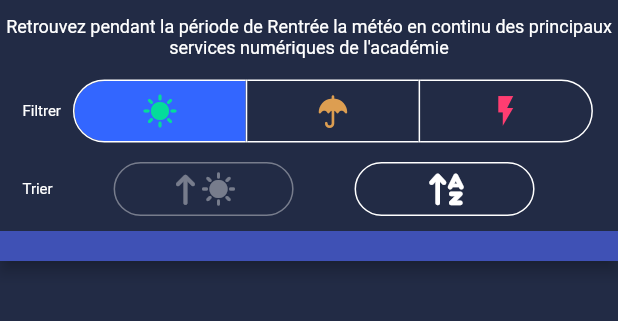
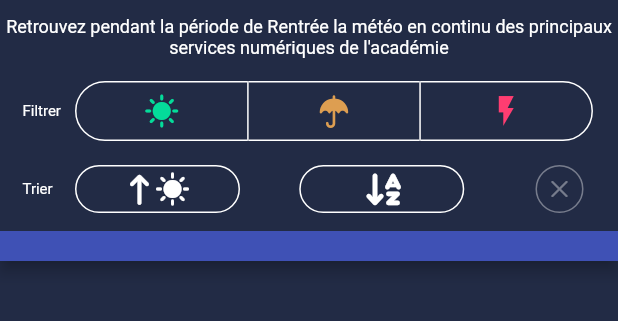
Before and after one commit to renaudstn/flutter_project, a Flutter app: the screen it shows after launch, after a tap on the "sunny" icon, on a phone screen of 412 x 824 dp, the part 90-411 px from its top. Run offline on Flutter 3.47's test engine with Material 2 defaults, Android fonts, the light colour scheme and no system bars; drawn by our look-alikes of liquid_pull_to_refresh; our stand-ins replace diacritic, firebase_core, firebase_messaging, flutter_html, flutter_local_notifications, font_awesome_flutter and 3 more; missing offline and left inert: markdown, markdown_widget; accounts and stored records are empty; network calls fail; project files that could hold a hidden picture were left out.

Commit message:
Clean code -- wip

```diff
--- a/lib/data/data_model.dart
+++ b/lib/data/data_model.dart
@@ -1,4 +1,4 @@
-class Service {
+class Service{
   late String id;
   late String libelle;
   late String description;
--- a/lib/presentation/screens/home.dart
+++ b/lib/presentation/screens/home.dart
@@ -14,8 +14,6 @@ import 'package:intl/date_symbol_data_local.dart';
 import 'package:intl/intl.dart';
 import 'package:liquid_pull_to_refresh/liquid_pull_to_refresh.dart';
 import 'package:markdown/markdown.dart' hide Text;
-
-// import 'package:markdown/markdown.dart';
 import 'package:meteo_du_numerique/domain/repository.dart';
 
 import '../../data/data_model.dart';
@@ -70,12 +68,9 @@ class _HomeState extends State<Home> with SingleTickerProviderStateMixin {
         // _servicesDisplay = filtered;
         _servicesDisplay = _services;
 
-        _servicesDisplay.sort((a, b) =>
-            removeDiacritics(a.libelle).compareTo(removeDiacritics(b.libelle)));
+        _servicesDisplay = sortAll(false);
 
-        _servicesDisplay.sort((a, b) =>
-            b.qualiteDeServiceId.compareTo(a.qualiteDeServiceId));
-        //todo
+        // todo
 
         lastUpdate = _services
             .map((e) => e.lastUpdate)
@@ -117,9 +112,36 @@ class _HomeState extends State<Home> with SingleTickerProviderStateMixin {
   }
 
   List<Service> filtered(int value) {
-    return _services
+    var filtered = _services
         .where((service) => service.qualiteDeServiceId == value)
         .toList();
+    filtered.sort((a, b) => removeDiacritics(a.libelle.toLowerCase())
+        .compareTo(removeDiacritics(b.libelle.toLowerCase())));
+    return filtered;
+  }
+
+  List<Service> sortAll(bool inverse) {
+    var critic1 =
+        _services.where((service) => service.qualiteDeServiceId == 1).toList();
+    critic1.sort((a, b) => removeDiacritics(a.libelle.toLowerCase())
+        .compareTo(removeDiacritics(b.libelle.toLowerCase())));
+    var critic2 =
+        _services.where((service) => service.qualiteDeServiceId == 2).toList();
+    critic2.sort((a, b) => removeDiacritics(a.libelle.toLowerCase())
+        .compareTo(removeDiacritics(b.libelle.toLowerCase())));
+    var critic3 =
+        _services.where((service) => service.qualiteDeServiceId == 3).toList();
+    critic3.sort((a, b) => removeDiacritics(a.libelle.toLowerCase())
+        .compareTo(removeDiacritics(b.libelle.toLowerCase())));
+    if (inverse) {
+      critic1.addAll(critic2);
+      critic1.addAll(critic3);
+      return critic1;
+    } else {
+      critic3.addAll(critic2);
+      critic3.addAll(critic1);
+      return critic3;
+    }
   }
 
   // DateTime lastUpdate = _services.reduce((value, element) => max(element.lastUpdate));
@@ -129,8 +151,6 @@ class _HomeState extends State<Home> with SingleTickerProviderStateMixin {
     Icon(CupertinoIcons.umbrella_fill, color: Color(0xffdd9e51)),
     Icon(Icons.flash_on, color: Color(0xffff3d71)),
   ];
-
-  final List<bool> _selectedState = <bool>[false, false, true];
 
   Color mColor = const Color(0xFF6200EE),
       mColor0 = const Color(0xFF6200EE),
@@ -155,8 +175,6 @@ class _HomeState extends State<Home> with SingleTickerProviderStateMixin {
 
   @override
   Widget build(BuildContext context) {
-    final ThemeData theme = Theme.of(context);
-
     return Scaffold(
       appBar: AppBar(
         titleSpacing: 0,
@@ -195,12 +213,27 @@ class _HomeState extends State<Home> with SingleTickerProviderStateMixin {
                     crossAxisAlignment: CrossAxisAlignment.center,
                     mainAxisAlignment: MainAxisAlignment.center,
                     children: [
-                      Text(
+                      GestureDetector(
+                        onTap: () {
+                          setState(() {
+                            _servicesDisplay = sortAll(false);
+                            isSelected = <bool>[false, false, false];
+                            disableSort = false;
+                            fav = false;
+                            fav2 = false;
+                            fav3 = false;
+                            fav4 = false;
+                          });
+
+                          _scrollUp();
+                        },
+                        child: Text(
                           'Météo du numérique',
                           style: GoogleFonts.aBeeZee(
                             fontSize: 24,
                             fontWeight: FontWeight.bold,
                             color: Colors.black,
+                          ),
                         ),
                       ),
                     ]),
@@ -258,11 +291,12 @@ class _HomeState extends State<Home> with SingleTickerProviderStateMixin {
           // ),
 
           Container(
+            width: MediaQuery.of(context).size.width,
             color: const Color(0xff222b45),
-            child: Padding(
-              padding: const EdgeInsets.only(bottom: 4.0, left: 15, right: 15),
-              child: Row(
-                mainAxisAlignment: MainAxisAlignment.center,
+            padding:
+                const EdgeInsets.only(right: 15.0, left: 15.0, bottom: 4.0),
+            child: Stack(
+              alignment: Alignment.centerLeft,
               children: [
                 const Padding(
                   padding: EdgeInsets.only(right: 8.0),
@@ -270,16 +304,14 @@ class _HomeState extends State<Home> with SingleTickerProviderStateMixin {
                       style: TextStyle(color: Colors.white, fontSize: 10)),
                 ),
                 // if (toggle == false)
-                  AnimatedContainer(
+                Padding(
+                  padding: const EdgeInsets.only(left: 35.0),
+                  child: AnimatedContainer(
                     duration: const Duration(milliseconds: 800),
-                    child: Expanded(
-                        flex: 1,
-                        // width: 450.0, // hardcoded for testing purpose
-                        // height: 50,
                     child: LayoutBuilder(builder: (context, constraints) {
                       return ToggleButtons(
                         constraints: BoxConstraints.expand(
-                                width: constraints.maxWidth / 3.05, height: 40),
+                            width: constraints.maxWidth / 3.05, height: 38),
                         //number 2 is number of toggle buttons
                         direction: Axis.horizontal,
                         // color: Colors.black.withOpacity(0.60),
@@ -291,8 +323,7 @@ class _HomeState extends State<Home> with SingleTickerProviderStateMixin {
                         // fillColor: mColor1.withOpacity(0.08),
                         fillColor: const Color(0xFF3366ff),
                         splashColor: Colors.grey.withOpacity(0.12),
-                            hoverColor:
-                                const Color(0xFF6200EE).withOpacity(0.04),
+                        hoverColor: const Color(0xFF6200EE).withOpacity(0.04),
                         borderRadius: BorderRadius.circular(30.0),
                         // constraints: BoxConstraints(minHeight: 36.0),
                         isSelected: isSelected,
@@ -323,67 +354,71 @@ class _HomeState extends State<Home> with SingleTickerProviderStateMixin {
 
                             if (_servicesDisplay.isNotEmpty &&
                                 _servicesDisplay.every((element) =>
-                                        element.qualiteDeServiceId ==
-                                        index + 1)) {
+                                    element.qualiteDeServiceId == index + 1)) {
                               isSelected = <bool>[false, false, false];
                               disableSort = false;
-                                  _servicesDisplay = _services;
-                                  _servicesDisplay.sort((a, b) => b
-                                      .qualiteDeServiceId
-                                      .compareTo(a.qualiteDeServiceId));
+                              _servicesDisplay = sortAll(false);
                             } else {
+                              var begin = _servicesDisplay.isEmpty;
+
+                              isSelected[index] = !isSelected[index];
+
                               _servicesDisplay = filtered(index + 1);
-                                  isSelected[index] = !isSelected[index];
+                              if (begin && _servicesDisplay.isEmpty) {
+                                isSelected = <bool>[false, false, false];
+                                disableSort = false;
+                                _servicesDisplay = sortAll(false);
+                              } else {
                                 disableSort = true;
                               }
-                                print(disableSort);
+                            }
+
                             _scrollUp();
                           });
                         },
                         children: icons,
                       );
-                        })),
+                    }),
                   ),
-                  // if (toggle==0) const Text('La météo du numérique'),
-                  // _searchBar(),
+                ),
               ],
-              ),
             ),
           ),
           Container(
             color: const Color(0xff222b45),
             padding:
                 const EdgeInsets.only(right: 15.0, left: 15.0, bottom: 4.0),
+            child: Stack(
+              alignment: Alignment.centerLeft,
+              children: [
+                const Padding(
+                  padding: EdgeInsets.only(right: 8.0),
+                  child: Text("Trier",
+                      style: TextStyle(color: Colors.white, fontSize: 10)),
+                ),
+                // const Spacer(),
+                Padding(
+                  padding: const EdgeInsets.only(left: 35.0),
                   child: Row(
                     children: [
-                const Text("Trier",
-                    style: TextStyle(color: Colors.white, fontSize: 10)),
-                const Spacer(),
                       OutlinedButton(
                           onPressed: () {
-                      print(disableSort);
                             if (!disableSort) {
-                        setState(() => fav3 = true);
                               setState(() => fav4 = false);
+                              setState(() => fav = false);
                               if (fav2) {
                                 setState(() => fav2 = false);
-                          _servicesDisplay.sort((a, b) =>
-                              removeDiacritics(a.libelle)
-                                  .compareTo(removeDiacritics(b.libelle)));
 
-                          _servicesDisplay.sort((a, b) => b
-                              .qualiteDeServiceId
-                              .compareTo(a.qualiteDeServiceId));
+                                _servicesDisplay = sortAll(false);
+                              } else {
+                                if (!fav3) {
+                                  _servicesDisplay = sortAll(false);
                                 } else {
                                   setState(() => fav2 = true);
-                          _servicesDisplay.sort((a, b) =>
-                              removeDiacritics(a.libelle)
-                                  .compareTo(removeDiacritics(b.libelle)));
-
-                          _servicesDisplay.sort((a, b) => a
-                              .qualiteDeServiceId
-                              .compareTo(b.qualiteDeServiceId));
+                                  _servicesDisplay = sortAll(true);
                                 }
+                              }
+                              setState(() => fav3 = true);
                             } else {
                               null;
                             }
@@ -395,13 +430,15 @@ class _HomeState extends State<Home> with SingleTickerProviderStateMixin {
                                   ? const Color(0xFF3366ff)
                                   : const Color(0xff222b45),
                             ),
-                      fixedSize: MaterialStateProperty.resolveWith(
-                        (states) => const Size(120.0, 25),
-                      ),
-                      shape: MaterialStateProperty.all(RoundedRectangleBorder(
+                            minimumSize: MaterialStateProperty.all(
+                                const Size(110.0, 32.0)),
+                            // maximumSize: MaterialStateProperty.all(const Size(120.0,32.0)),
+                            shape: MaterialStateProperty.all(
+                                RoundedRectangleBorder(
                                     borderRadius: BorderRadius.circular(40.0))),
                             side: MaterialStateProperty.all(BorderSide(
-                        color: disableSort ? Colors.white38 : Colors.white,
+                              color:
+                                  disableSort ? Colors.white38 : Colors.white,
                             )),
                           ),
                           child: Row(
@@ -412,55 +449,113 @@ class _HomeState extends State<Home> with SingleTickerProviderStateMixin {
                                         ? FontAwesomeIcons.arrowDownLong
                                         : FontAwesomeIcons.arrowUpLong,
                                     size: 20,
-                              color:
-                                  disableSort ? Colors.white38 : Colors.white),
+                                    color: disableSort
+                                        ? Colors.white38
+                                        : Colors.white),
                                 // const Icon(Icons.sunny, color: Color(0xff04dc9a)),
                                 Icon(Icons.sunny,
-                              color:
-                                  disableSort ? Colors.white38 : Colors.white),
+                                    color: disableSort
+                                        ? Colors.white38
+                                        : Colors.white),
                               ])),
                       const Spacer(),
                       OutlinedButton(
                           onPressed: () {
                             setState(() => fav3 = false);
-                      setState(() => fav4 = true);
+                            setState(() => fav2 = false);
+
                             if (fav) {
                               setState(() => fav = false);
+
                               _servicesDisplay.sort((a, b) =>
-                            removeDiacritics(b.libelle)
-                                .compareTo(removeDiacritics(a.libelle)));
+                                  removeDiacritics(a.libelle.toLowerCase())
+                                      .compareTo(removeDiacritics(
+                                          b.libelle.toLowerCase())));
+                            } else {
+                              if (!fav4) {
+                                _servicesDisplay.sort((a, b) =>
+                                    removeDiacritics(a.libelle.toLowerCase())
+                                        .compareTo(removeDiacritics(
+                                            b.libelle.toLowerCase())));
                               } else {
                                 setState(() => fav = true);
                                 _servicesDisplay.sort((a, b) =>
-                            removeDiacritics(a.libelle)
-                                .compareTo(removeDiacritics(b.libelle)));
+                                    removeDiacritics(b.libelle.toLowerCase())
+                                        .compareTo(removeDiacritics(
+                                            a.libelle.toLowerCase())));
                               }
+                            }
+                            setState(() => fav4 = true);
                             _scrollUp();
                           },
                           style: ButtonStyle(
+                            alignment: Alignment.center,
                             backgroundColor: MaterialStateProperty.all(
                               fav4
                                   ? const Color(0xFF3366ff)
                                   : const Color(0xff222b45),
                             ),
-                      fixedSize: MaterialStateProperty.resolveWith(
-                        (states) => const Size(120.0, 25),
-                      ),
-                      shape: MaterialStateProperty.all(RoundedRectangleBorder(
+                            minimumSize: MaterialStateProperty.all(
+                                const Size(110.0, 32.0)),
+                            // maximumSize: MaterialStateProperty.all(const Size(120.0,32.0)),
+                            shape: MaterialStateProperty.all(
+                                RoundedRectangleBorder(
                                     borderRadius: BorderRadius.circular(40.0))),
                             side: MaterialStateProperty.all(const BorderSide(
                               color: Colors.white,
                             )),
                           ),
                           child: fav
-                        ? const Icon(FontAwesomeIcons.arrowDownAZ,
+                              ? const Icon(FontAwesomeIcons.arrowUpAZ,
                                   // fontSize: 20,
                                   color: Colors.white)
                               : const Icon(
-                            FontAwesomeIcons.arrowUpAZ,
+                                  FontAwesomeIcons.arrowDownAZ,
                                   color: Colors.white,
                                 )),
                       const Spacer(),
+                      OutlinedButton(
+                        onPressed: () {
+                          if (fav3 || fav4) {
+                            setState(() {
+                              fav3 = false;
+                              fav4 = false;
+                              fav = false;
+                              fav2 = false;
+                            });
+
+                            _servicesDisplay = sortAll(false);
+                            if (isSelected.contains(true)) {
+                              print(isSelected.toString());
+                              isSelected.indexOf(true) + 1;
+                              _servicesDisplay =
+                                  filtered(isSelected.indexOf(true) + 1);
+                            }
+
+                            _scrollUp();
+                          }
+                        },
+                        style: ButtonStyle(
+                          backgroundColor: MaterialStateProperty.all(
+                              const Color(0xff222b45)),
+                          minimumSize: MaterialStateProperty.resolveWith(
+                            (states) => const Size(32.0, 32.0),
+                          ),
+                          shape:
+                              MaterialStateProperty.all(const CircleBorder()),
+                          side: MaterialStateProperty.all(BorderSide(
+                            color: fav3 || fav4 ? Colors.white : Colors.white38,
+                          )),
+                        ),
+                        child: Icon(
+                          CupertinoIcons.clear,
+                          color: fav3 || fav4 ? Colors.white : Colors.white38,
+                          size: 16,
+                        ),
+                      ),
+                    ],
+                  ),
+                ),
               ],
             ),
           ),
@@ -535,8 +630,7 @@ class _HomeState extends State<Home> with SingleTickerProviderStateMixin {
                         _servicesDisplay = filtered(3);
                       } else {
                         _servicesDisplay = _services;
-                        _servicesDisplay.sort((a, b) => b.qualiteDeServiceId
-                            .compareTo(a.qualiteDeServiceId));
+                        _servicesDisplay = sortAll(false);
                       }
 
                       lastUpdate = _services
@@ -597,6 +691,7 @@ class _HomeState extends State<Home> with SingleTickerProviderStateMixin {
     );
   }
 
+  //TODO fonction à garder pour future évolutions
   _searchBar() {
     return Row(
       mainAxisAlignment: MainAxisAlignment.end,
@@ -782,7 +877,9 @@ class _HomeState extends State<Home> with SingleTickerProviderStateMixin {
     // );
   }
 
-  void onPressed() {}
+  void onPressed() {
+    print("coucou");
+  }
 }
 
 class MasonryGridTile extends StatelessWidget {
@@ -807,14 +904,8 @@ class MasonryGridTile extends StatelessWidget {
         gradient: LinearGradient(
             begin: Alignment.topCenter,
             end: Alignment.bottomCenter,
-            stops: const [
-              0.02,
-              0.02
-            ],
-            colors: [
-              serviceColor(service.qualiteDeServiceId),
-              Colors.white
-            ]),
+            stops: const [0.02, 0.02],
+            colors: [serviceColor(service.qualiteDeServiceId), Colors.white]),
         borderRadius: BorderRadius.circular(4.0),
         color: Colors.white,
         // border: Border(
```
Lines whose indentation alone changed are shown as unchanged.
